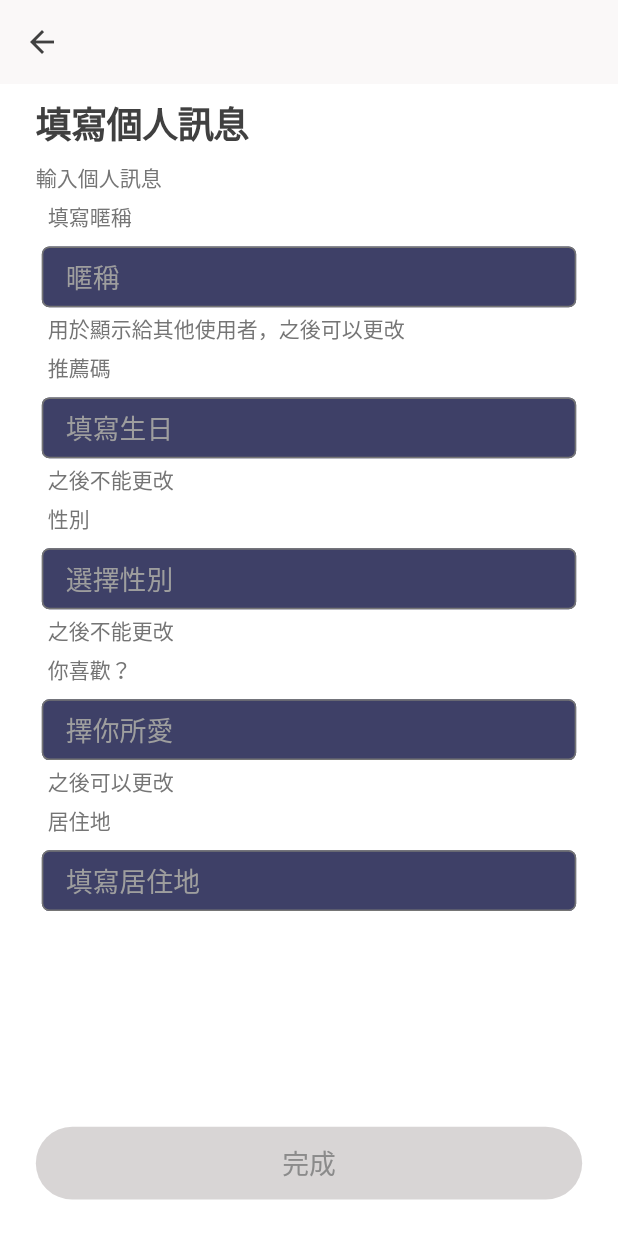
After one commit to royfuwei/flutter-app-prototype, a Flutter app: the screen it shows after launch, after a tap on "user_create_info", on a phone screen of 412 x 824 dp. The commit adds this screen. Run offline on Flutter 3.47's test engine with Material 2 defaults, Android fonts, the phone set to English and light mode, and no system bars; our stand-ins replace material_design_icons_flutter; Roboto replaces fonts that are missing (Jaldi).

Commit message:
[feat] user create info screen

```diff
--- a/lib/core/common/components/input_text_field.dart
+++ b/lib/core/common/components/input_text_field.dart
@@ -27,7 +27,7 @@ class InputTextField extends StatelessWidget {
   Widget build(BuildContext context) {
     return Padding(
       padding: EdgeInsets.symmetric(
-        vertical: getProportionateScreenHeight(context, 5),
+        vertical: getProportionateScreenHeight(context, 0),
       ),
       child: Column(
         crossAxisAlignment: CrossAxisAlignment.start,
@@ -51,7 +51,7 @@ class InputTextField extends StatelessWidget {
           Padding(
             padding: EdgeInsets.symmetric(
               horizontal: getProportionateScreenWidth(context, 8),
-              vertical: getProportionateScreenHeight(context, 2),
+              vertical: getProportionateScreenHeight(context, 0),
             ),
             child: Text(
               subTitle,
--- /dev/null
+++ b/lib/core/users/components/user_create_info_form.dart
@@ -0,0 +1,58 @@
+import 'package:flutter/material.dart';
+import 'package:seeks_flutter/configs/size_config.dart';
+import 'package:seeks_flutter/constants.dart';
+import 'package:seeks_flutter/core/common/components/input_text_field.dart';
+
+class UserCreateInfoForm extends StatefulWidget {
+  const UserCreateInfoForm({
+    Key? key,
+  }) : super(key: key);
+
+  @override
+  _UserCreateInfoFormState createState() => _UserCreateInfoFormState();
+}
+
+class _UserCreateInfoFormState extends State<UserCreateInfoForm> {
+  final _formKey = GlobalKey<FormState>();
+
+  @override
+  Widget build(BuildContext context) {
+    return Form(
+      key: _formKey,
+      child: Column(
+        children: [
+          InputTextField(
+            title: "填寫暱稱",
+            hintText: "暱稱",
+            subTitle: "用於顯示給其他使用者，之後可以更改",
+            keyboardType: TextInputType.emailAddress,
+          ),
+          InputTextField(
+            title: "推薦碼",
+            hintText: "填寫生日",
+            subTitle: "之後不能更改",
+            keyboardType: TextInputType.text,
+          ),
+          InputTextField(
+            title: "性別",
+            hintText: "選擇性別",
+            subTitle: "之後不能更改",
+            keyboardType: TextInputType.text,
+          ),
+          InputTextField(
+            title: "你喜歡？",
+            hintText: "擇你所愛",
+            subTitle: "之後可以更改",
+            keyboardType: TextInputType.text,
+          ),
+          InputTextField(
+            title: "居住地",
+            hintText: "填寫居住地",
+            subTitle: "",
+            keyboardType: TextInputType.text,
+          ),
+        ],
+      ),
+    );
+  }
+}
--- /dev/null
+++ b/lib/core/users/screens/user_create_info_screen.dart
@@ -0,0 +1,51 @@
+import 'package:flutter/material.dart';
+import 'package:seeks_flutter/configs/size_config.dart';
+import 'package:seeks_flutter/core/common/components/default_flow_content.dart';
+import 'package:seeks_flutter/core/common/components/default_title.dart';
+import 'package:seeks_flutter/core/common/components/status_button.dart';
+import 'package:seeks_flutter/core/users/components/user_create_info_form.dart';
+
+class UserCreateInfoScreen extends StatefulWidget {
+  static String routeName = "user/create/info";
+  const UserCreateInfoScreen({Key? key}) : super(key: key);
+
+  @override
+  _UserCreateInfoScreenState createState() => _UserCreateInfoScreenState();
+}
+
+class _UserCreateInfoScreenState extends State<UserCreateInfoScreen> {
+  bool goNext = false;
+
+  @override
+  Widget build(BuildContext context) {
+    return GestureDetector(
+      behavior: HitTestBehavior.translucent,
+      onTap: () {
+        FocusScope.of(context).unfocus();
+      },
+      child: DefaultFlowPage(
+        // contentMainAxisAlignment: MainAxisAlignment.start,
+        content: [
+          DefaultTitle(
+            title: "填寫個人訊息",
+            subTitle: "輸入個人訊息",
+          ),
+          UserCreateInfoForm(),
+        ],
+        buttom: [
+          Padding(
+            padding: EdgeInsets.symmetric(
+              vertical: getProportionateScreenHeight(context, 24),
+              // horizontal: getProportionateScreenWidth(context, 100),
+            ),
+            child: StatusButton(
+              text: "完成",
+              isDisabled: !goNext,
+              press: () {},
+            ),
+          ),
+        ],
+      ),
+    );
+  }
+}
--- a/lib/infrastructures/develop/components/listVew.dart
+++ b/lib/infrastructures/develop/components/listVew.dart
@@ -3,6 +3,7 @@ import 'package:seeks_flutter/core/captcha/screens/captcha_screen.dart';
 import 'package:seeks_flutter/core/entry/screens/entry_screen.dart';
 import 'package:seeks_flutter/core/login/screens/login_screen.dart';
 import 'package:seeks_flutter/core/login/screens/login_splash_screen.dart';
+import 'package:seeks_flutter/core/users/screens/user_create_info_screen.dart';
 import 'package:seeks_flutter/core/users/screens/user_create_screen.dart';
 import 'package:seeks_flutter/routes.dart';
 
@@ -70,5 +71,12 @@ List<Widget> getDevView(BuildContext context) {
         routePushNamed(context, UserCreateScreen.routeName);
       },
     ),
+    ListTile(
+      leading: new CircleAvatar(child: Icon(Icons.chrome_reader_mode)),
+      title: Text('user_create_info'),
+      onTap: () {
+        routePushNamed(context, UserCreateInfoScreen.routeName);
+      },
+    ),
   ];
 }
--- a/lib/routes.dart
+++ b/lib/routes.dart
@@ -7,6 +7,7 @@ import 'package:seeks_flutter/core/splash/screens/splash_screen.dart';
 import 'package:seeks_flutter/core/test/screens/bottom_navgation.dart';
 import 'package:seeks_flutter/core/test/screens/default_page.dart';
 import 'package:seeks_flutter/core/test/screens/first_page.dart';
+import 'package:seeks_flutter/core/users/screens/user_create_info_screen.dart';
 import 'package:seeks_flutter/core/users/screens/user_create_screen.dart';
 
 import 'core/login/screens/login_splash_screen.dart';
@@ -26,6 +27,7 @@ final Map<String, WidgetBuilder> routes = {
   LoginScreen.routeName: (context) => LoginScreen(),
   LoginSplashScreen.routeName: (context) => LoginSplashScreen(),
   UserCreateScreen.routeName: (context) => UserCreateScreen(),
+  UserCreateInfoScreen.routeName: (context) => UserCreateInfoScreen(),
   CaptchaScreen.routeName: (context) => CaptchaScreen(),
   DevRoutes.defaultPage: (BuildContext context) {
     dynamic obj = ModalRoute.of(context)!.settings.arguments;
```
